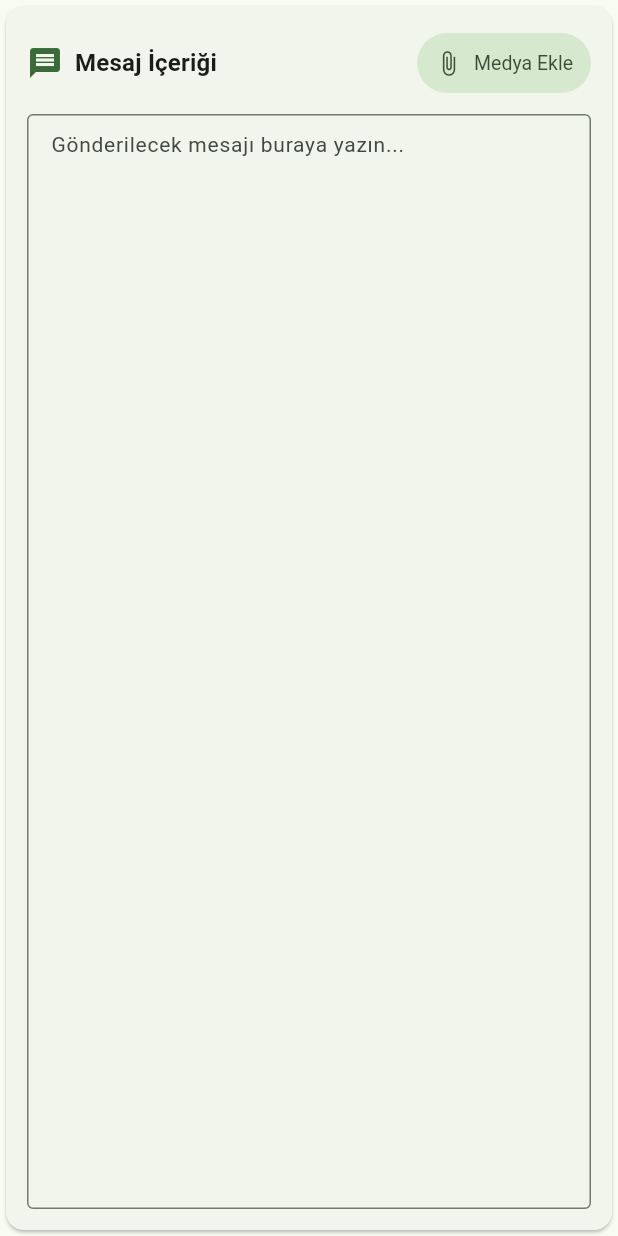
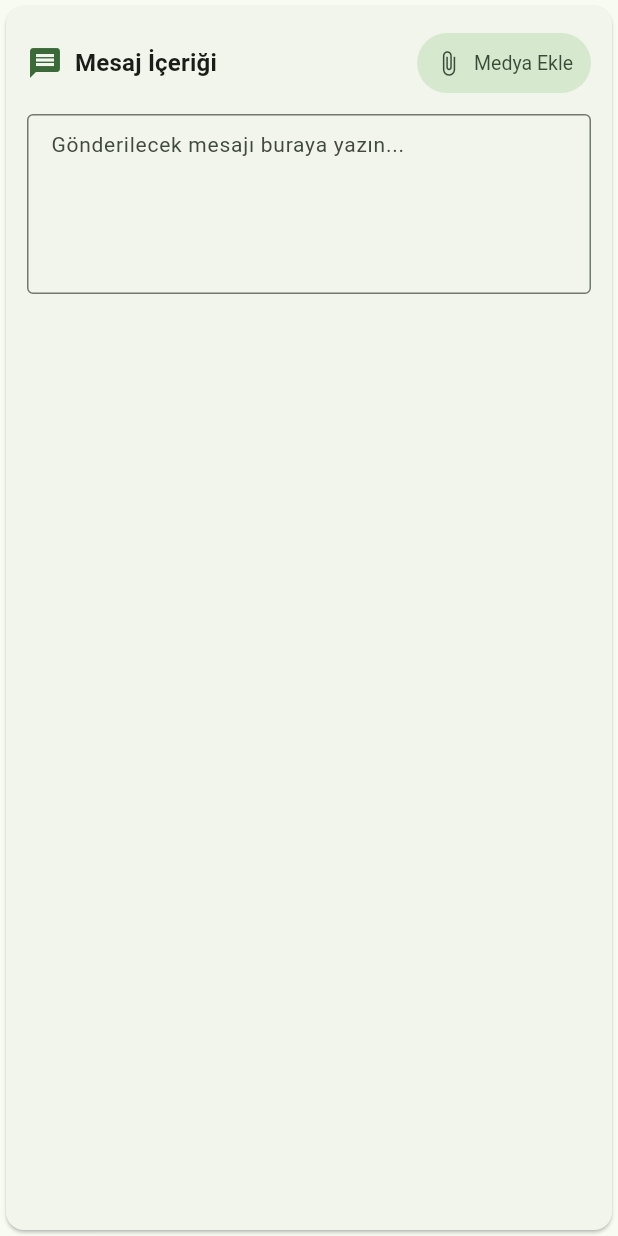
Before and after one commit to TahirAtakanCan/wp_chatBot, a Flutter app: the MessageContentPanel widget shown alone on an empty page, opened directly, on a phone screen of 412 x 824 dp. Run offline on Flutter 3.47's test engine with Material 3 defaults, Android fonts, the phone set to English and light mode, and no system bars; our stand-ins replace file_picker.

Commit message:
Medya dosyası ekleme ve önizleme desteği eklendi
- API'ye medya dosyası gönderme özelliği eklendi (message_provider.dart)
- Mesaj panelinde ekli medya dosyalarının görsel önizlemesi ve kaldırma fonksiyonu eklendi (message_content_panel.dart)
- UI iyileştirmeleri ve kod düzenlemeleri yapıldı

```diff
--- a/lib/widgets/message_content_panel.dart
+++ b/lib/widgets/message_content_panel.dart
@@ -29,23 +29,19 @@ class MessageContentPanel extends StatelessWidget {
                   ),
                 ),
                 const Spacer(),
-                // Medya ekle butonu
                 FilledButton.tonalIcon(
                   onPressed: provider.pickMedia,
                   icon: const Icon(Icons.attach_file, size: 18),
                   label: const Text('Medya Ekle'),
                   style: FilledButton.styleFrom(
-                    padding: const EdgeInsets.symmetric(
-                        horizontal: 12, vertical: 8),
+                    padding: const EdgeInsets.symmetric(horizontal: 12, vertical: 8),
                     textStyle: const TextStyle(fontSize: 13),
                   ),
                 ),
                 if (provider.hasMedia) ...[
                   const SizedBox(width: 8),
-                  // Medya sayacı rozeti
                   Container(
-                    padding: const EdgeInsets.symmetric(
-                        horizontal: 10, vertical: 4),
+                    padding: const EdgeInsets.symmetric(horizontal: 10, vertical: 4),
                     decoration: BoxDecoration(
                       color: theme.colorScheme.secondaryContainer,
                       borderRadius: BorderRadius.circular(20),
@@ -53,8 +49,7 @@ class MessageContentPanel extends StatelessWidget {
                     child: Row(
                       mainAxisSize: MainAxisSize.min,
                       children: [
-                        Icon(Icons.perm_media, size: 14,
-                            color: theme.colorScheme.onSecondaryContainer),
+                        Icon(Icons.perm_media, size: 14, color: theme.colorScheme.onSecondaryContainer),
                         const SizedBox(width: 4),
                         Text(
                           '${provider.mediaCount} dosya',
@@ -68,7 +63,6 @@ class MessageContentPanel extends StatelessWidget {
                     ),
                   ),
                   const SizedBox(width: 4),
-                  // Tümünü temizle
                   IconButton(
                     onPressed: provider.clearAllMedia,
                     icon: const Icon(Icons.clear_all, size: 20),
@@ -79,8 +73,14 @@ class MessageContentPanel extends StatelessWidget {
               ],
             ),
             const SizedBox(height: 10),
+            Expanded(
+              child: SingleChildScrollView(
+                child: Column(
+                  crossAxisAlignment: CrossAxisAlignment.start,
+                  children: [
                     // Mesaj yazma alanı
-            Expanded(
+                    SizedBox(
+                      height: 120,
                       child: TextField(
                         controller: provider.messageController,
                         maxLines: null,
@@ -124,8 +124,7 @@ class MessageContentPanel extends StatelessWidget {
                               child: ListView.separated(
                                 scrollDirection: Axis.horizontal,
                                 itemCount: provider.attachedMedia.length,
-                        separatorBuilder: (_, __) =>
-                            const SizedBox(width: 8),
+                                separatorBuilder: (_, __) => const SizedBox(width: 8),
                                 itemBuilder: (context, index) {
                                   final file = provider.attachedMedia[index];
                                   return _MediaThumbnail(
@@ -144,7 +143,12 @@ class MessageContentPanel extends StatelessWidget {
                   ],
                 ),
               ),
+            ),
+          ],
+        ),
+      ),
     );
+            // ...existing code...
   }
 }
 
```
Also changed, not shown: lib/providers/message_provider.dart (+14 -0 lines). Lines whose indentation alone changed are shown as unchanged.
